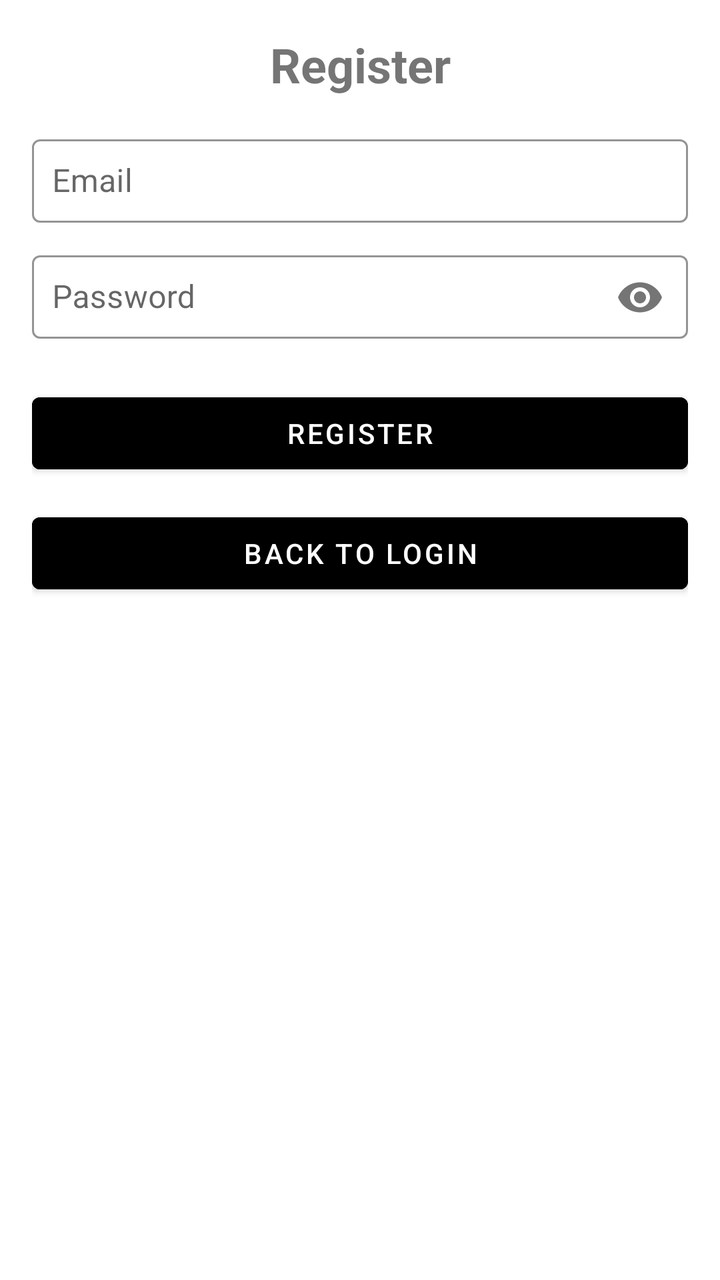
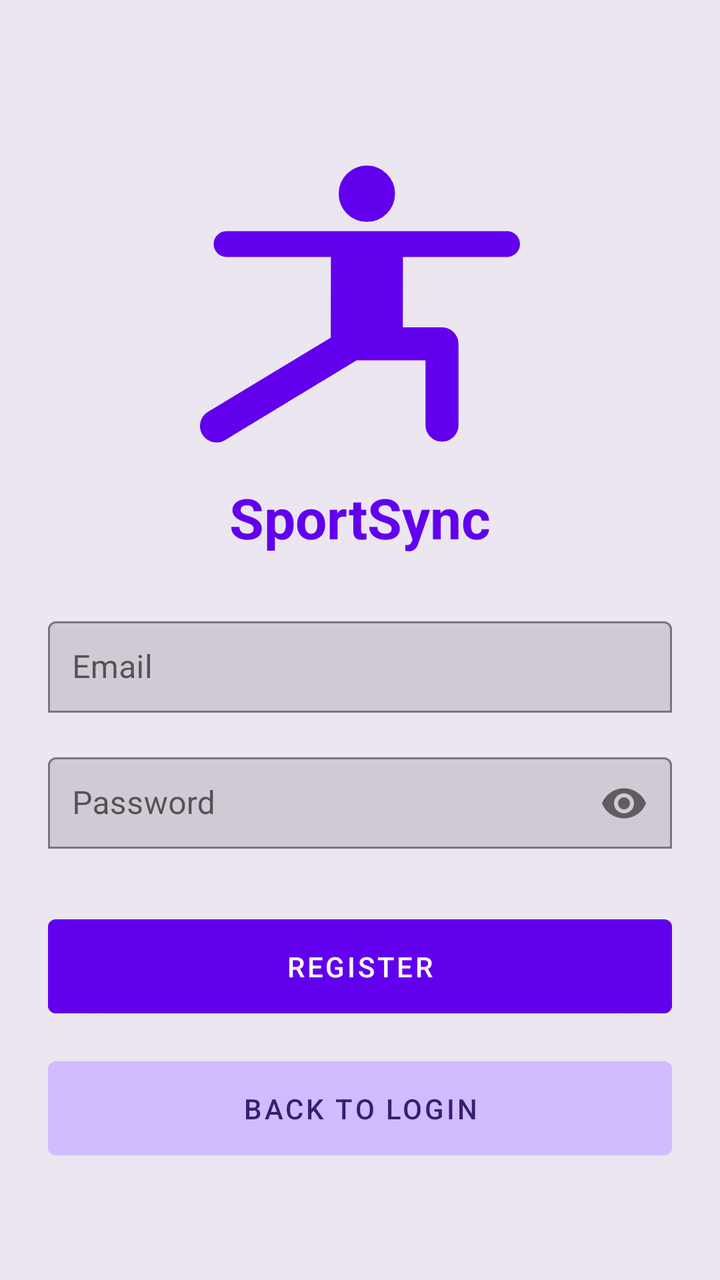

Before-and-after screenshots of an Android layout around one commit, followed by the original layout XML and the change that was made.
<!-- AndroidManifest.xml: application theme Theme.HCApp -->
<!-- res/layout/fragment_register.xml -->
<?xml version="1.0" encoding="utf-8"?>
<androidx.constraintlayout.widget.ConstraintLayout
    xmlns:android="http://schemas.android.com/apk/res/android"
    xmlns:app="http://schemas.android.com/apk/res-auto"
    android:layout_width="match_parent"
    android:layout_height="match_parent"
    android:padding="16dp">

    <TextView
        android:id="@+id/register_title"
        android:layout_width="wrap_content"
        android:layout_height="wrap_content"
        android:text="Register"
        android:textSize="24sp"
        android:textStyle="bold"
        app:layout_constraintTop_toTopOf="parent"
        app:layout_constraintStart_toStartOf="parent"
        app:layout_constraintEnd_toEndOf="parent"/>

    <com.google.android.material.textfield.TextInputLayout
        android:id="@+id/email_input_layout"
        style="@style/Widget.MaterialComponents.TextInputLayout.OutlinedBox"
        android:layout_width="0dp"
        android:layout_height="wrap_content"
        android:layout_marginTop="16dp"
        android:hint="Email"
        app:boxBackgroundMode="outline"
        app:boxStrokeColor="@color/black"
        app:boxStrokeWidth="1dp"
        app:layout_constraintTop_toBottomOf="@id/register_title"
        app:layout_constraintStart_toStartOf="parent"
        app:layout_constraintEnd_toEndOf="parent">

        <com.google.android.material.textfield.TextInputEditText
            android:id="@+id/email_register"
            android:layout_width="match_parent"
            android:layout_height="wrap_content"
            android:padding="10dp"
            android:textSize="16sp"
            android:inputType="textEmailAddress"/>
    </com.google.android.material.textfield.TextInputLayout>

    <com.google.android.material.textfield.TextInputLayout
        android:id="@+id/password_input_layout"
        style="@style/Widget.MaterialComponents.TextInputLayout.OutlinedBox"
        android:layout_width="0dp"
        android:layout_height="wrap_content"
        android:layout_marginTop="8dp"
        android:hint="Password"
        app:boxBackgroundMode="outline"
        app:passwordToggleEnabled="true"
        app:boxStrokeColor="@color/black"
        app:boxStrokeWidth="1dp"
        app:layout_constraintTop_toBottomOf="@id/email_input_layout"
        app:layout_constraintStart_toStartOf="parent"
        app:layout_constraintEnd_toEndOf="parent">

        <com.google.android.material.textfield.TextInputEditText
            android:id="@+id/password_register"
            android:layout_width="match_parent"
            android:layout_height="wrap_content"
            android:padding="10dp"
            android:textSize="16sp"
            android:inputType="textPassword"/>
    </com.google.android.material.textfield.TextInputLayout>

    <Button
        android:id="@+id/register_button"
        android:layout_width="0dp"
        android:layout_height="wrap_content"
        android:text="Register"
        android:textColor="@android:color/white"
        android:backgroundTint="@color/black"
        android:layout_marginTop="20dp"
        app:layout_constraintTop_toBottomOf="@id/password_input_layout"
        app:layout_constraintStart_toStartOf="parent"
        app:layout_constraintEnd_toEndOf="parent"/>

    <Button
        android:id="@+id/back_to_login_button"
        android:layout_width="0dp"
        android:layout_height="wrap_content"
        android:text="Back to Login"
        android:textColor="@android:color/white"
        android:backgroundTint="@color/black"
        android:layout_marginTop="12dp"
        app:layout_constraintTop_toBottomOf="@id/register_button"
        app:layout_constraintStart_toStartOf="parent"
        app:layout_constraintEnd_toEndOf="parent"/>

</androidx.constraintlayout.widget.ConstraintLayout>
<!-- resources referenced by this layout -->
<resources>
  <color name="black">#FF000000</color>
  <style name="Theme.HCApp" parent="Theme.MaterialComponents.DayNight.NoActionBar">
          <item name="colorPrimary">@color/purple_200</item>
          <item name="colorPrimaryVariant">@color/purple_700</item>
          <item name="colorOnPrimary">@color/black</item>
  
          <item name="colorSecondary">@color/teal_200</item>
          <item name="colorSecondaryVariant">@color/teal_200</item>
          <item name="colorOnSecondary">@color/black</item>
  
          <item name="android:statusBarColor">?attr/colorPrimaryVariant</item>
      </style>
  <color name="purple_200">#FFBB86FC</color>
  <color name="purple_700">#FF3700B3</color>
  <color name="teal_200">#FF03DAC5</color>
</resources>

<!-- the commit's change to res/layout/fragment_register.xml (unified diff, before → after) -->
@@ -4,30 +4,46 @@
     xmlns:app="http://schemas.android.com/apk/res-auto"
     android:layout_width="match_parent"
     android:layout_height="match_parent"
-    android:padding="16dp">
+    android:background="@color/md_theme_surface_variant"
+    android:padding="24dp">
 
+    
+    <ImageView
+        android:id="@+id/logo_imageView"
+        android:layout_width="160dp"
+        android:layout_height="160dp"
+        android:layout_marginTop="48dp"
+        android:src="@xml/ic_sportsync_logo"
+        android:scaleType="fitCenter"
+        app:layout_constraintTop_toTopOf="parent"
+        app:layout_constraintStart_toStartOf="parent"
+        app:layout_constraintEnd_toEndOf="parent" />
+
+    
     <TextView
-        android:id="@+id/register_title"
+        android:id="@+id/logo_text"
         android:layout_width="wrap_content"
         android:layout_height="wrap_content"
-        android:text="Register"
-        android:textSize="24sp"
+        android:text="SportSync"
+        android:textSize="28sp"
         android:textStyle="bold"
-        app:layout_constraintTop_toTopOf="parent"
+        android:textColor="@color/purple_500"
+        android:layout_marginTop="8dp"
+        app:layout_constraintTop_toBottomOf="@id/logo_imageView"
         app:layout_constraintStart_toStartOf="parent"
-        app:layout_constraintEnd_toEndOf="parent"/>
+        app:layout_constraintEnd_toEndOf="parent" />
 
+    
     <com.google.android.material.textfield.TextInputLayout
         android:id="@+id/email_input_layout"
-        style="@style/Widget.MaterialComponents.TextInputLayout.OutlinedBox"
         android:layout_width="0dp"
         android:layout_height="wrap_content"
-        android:layout_marginTop="16dp"
         android:hint="Email"
         app:boxBackgroundMode="outline"
-        app:boxStrokeColor="@color/black"
+        app:boxStrokeColor="@color/md_theme_on_surface_variant"
         app:boxStrokeWidth="1dp"
-        app:layout_constraintTop_toBottomOf="@id/register_title"
+        android:layout_marginTop="28dp"
+        app:layout_constraintTop_toBottomOf="@id/logo_text"
         app:layout_constraintStart_toStartOf="parent"
         app:layout_constraintEnd_toEndOf="parent">
 
@@ -35,22 +51,23 @@
             android:id="@+id/email_register"
             android:layout_width="match_parent"
             android:layout_height="wrap_content"
-            android:padding="10dp"
+            android:padding="12dp"
             android:textSize="16sp"
-            android:inputType="textEmailAddress"/>
+            android:inputType="textEmailAddress"
+            android:background="@null"/>
     </com.google.android.material.textfield.TextInputLayout>
 
+    
     <com.google.android.material.textfield.TextInputLayout
         android:id="@+id/password_input_layout"
-        style="@style/Widget.MaterialComponents.TextInputLayout.OutlinedBox"
         android:layout_width="0dp"
         android:layout_height="wrap_content"
-        android:layout_marginTop="8dp"
         android:hint="Password"
         app:boxBackgroundMode="outline"
         app:passwordToggleEnabled="true"
-        app:boxStrokeColor="@color/black"
+        app:boxStrokeColor="@color/md_theme_on_surface_variant"
         app:boxStrokeWidth="1dp"
+        android:layout_marginTop="16dp"
         app:layout_constraintTop_toBottomOf="@id/email_input_layout"
         app:layout_constraintStart_toStartOf="parent"
         app:layout_constraintEnd_toEndOf="parent">
@@ -59,30 +76,37 @@
             android:id="@+id/password_register"
             android:layout_width="match_parent"
             android:layout_height="wrap_content"
-            android:padding="10dp"
+            android:padding="12dp"
             android:textSize="16sp"
-            android:inputType="textPassword"/>
+            android:inputType="textPassword"
+            android:background="@null"/>
     </com.google.android.material.textfield.TextInputLayout>
 
+    
     <Button
         android:id="@+id/register_button"
         android:layout_width="0dp"
         android:layout_height="wrap_content"
         android:text="Register"
-        android:textColor="@android:color/white"
-        android:backgroundTint="@color/black"
-        android:layout_marginTop="20dp"
+        android:textColor="@color/white"
+        android:backgroundTint="@color/purple_500"
+        android:layout_marginTop="28dp"
+        android:paddingVertical="14dp"
+        android:paddingHorizontal="24dp"
         app:layout_constraintTop_toBottomOf="@id/password_input_layout"
         app:layout_constraintStart_toStartOf="parent"
         app:layout_constraintEnd_toEndOf="parent"/>
 
+    
     <Button
         android:id="@+id/back_to_login_button"
         android:layout_width="0dp"
         android:layout_height="wrap_content"
         android:text="Back to Login"
-        android:textColor="@android:color/white"
-        android:backgroundTint="@color/black"
+        android:textColor="@color/md_theme_on_primary_container"
+        android:backgroundTint="@color/md_theme_primary_container"
+        android:paddingVertical="14dp"
+        android:paddingHorizontal="24dp"
         android:layout_marginTop="12dp"
         app:layout_constraintTop_toBottomOf="@id/register_button"
         app:layout_constraintStart_toStartOf="parent"
<!-- resource entries referenced after the edit -->
@@ -1,5 +1,11 @@
 <!-- resources referenced by this layout -->
 <resources>
+  <color name="md_theme_on_primary_container">#381E72</color>
+  <color name="md_theme_on_surface_variant">#49454F</color>
+  <color name="md_theme_primary_container">#D0BCFF</color>
+  <color name="md_theme_surface_variant">#ECE6F0</color>
+  <color name="purple_500">#FF6200EE</color>
+  <color name="white">#FFFFFFFF</color>
   <color name="black">#FF000000</color>
   <style name="Theme.HCApp" parent="Theme.MaterialComponents.DayNight.NoActionBar">
           <item name="colorPrimary">@color/purple_200</item>
